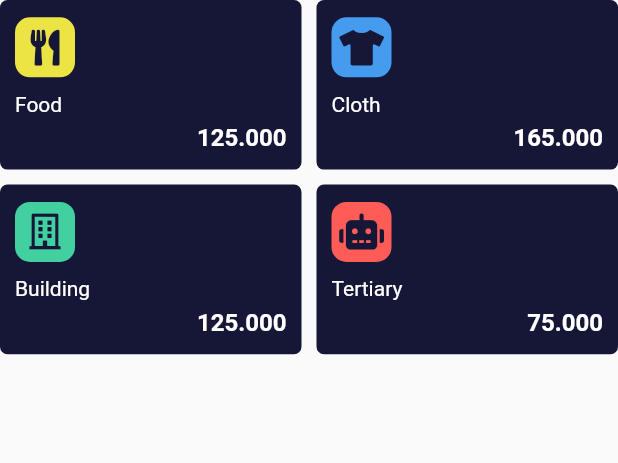
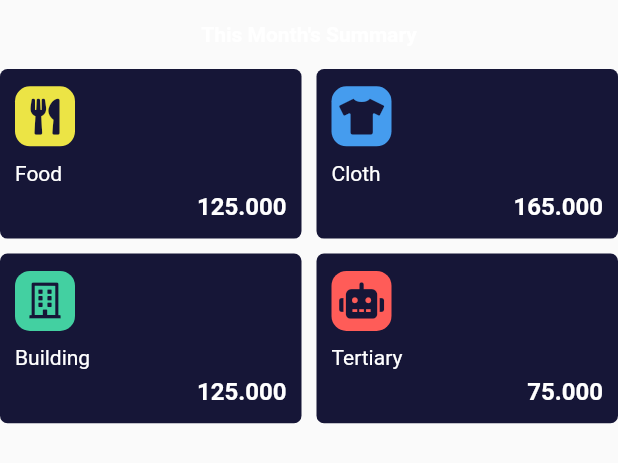
Before and after one commit to nanangsetya/flutter-bulananku, a Flutter app: the CardMonth widget shown alone on an empty page, opened directly, on a phone screen of 412 x 824 dp. Shown: the top 463 px of the screen. Run offline on Flutter 3.47's test engine with Material 2 defaults, Android fonts, the phone set to English and light mode, and no system bars; our stand-ins replace font_awesome_flutter; Roboto replaces fonts that are missing (Bahnschrift).

Commit message:
move this month title to card widgt

```diff
--- a/lib/pages/dashboard_page.dart
+++ b/lib/pages/dashboard_page.dart
@@ -58,14 +58,6 @@ class _DashboardPageState extends State<DashboardPage> {
                 ),
               ),
               CardYear(),
-              Container(
-                  margin: EdgeInsets.only(top: 15, bottom: 15),
-                  child: Text("This Month's Summary",
-                      style: TextStyle(
-                          color: Colors.white,
-                          fontFamily: "Bahnschrift",
-                          fontWeight: FontWeight.bold,
-                          fontSize: 14))),
               CardMonth(),
             ],
           ),
--- a/lib/widget/dashboard_card_month.dart
+++ b/lib/widget/dashboard_card_month.dart
@@ -11,7 +11,17 @@ class CardMonth extends StatefulWidget {
 class _CardMonthState extends State<CardMonth> {
   @override
   Widget build(BuildContext context) {
-    return Container(
+    return Column(
+      children: [
+        Container(
+            margin: EdgeInsets.only(top: 15, bottom: 15),
+            child: Text("This Month's Summary",
+                style: TextStyle(
+                    color: Colors.white,
+                    fontFamily: "Bahnschrift",
+                    fontWeight: FontWeight.bold,
+                    fontSize: 14))),
+        Container(
             width: MediaQuery.of(context).size.width,
             child: GridView.count(
               shrinkWrap: true,
@@ -207,6 +217,8 @@ class _CardMonthState extends State<CardMonth> {
                   ),
                 ),
               ],
-        ));
+            )),
+      ],
+    );
   }
 }
```
Also changed, not shown: pubspec.lock. Lines whose indentation alone changed are shown as unchanged.
